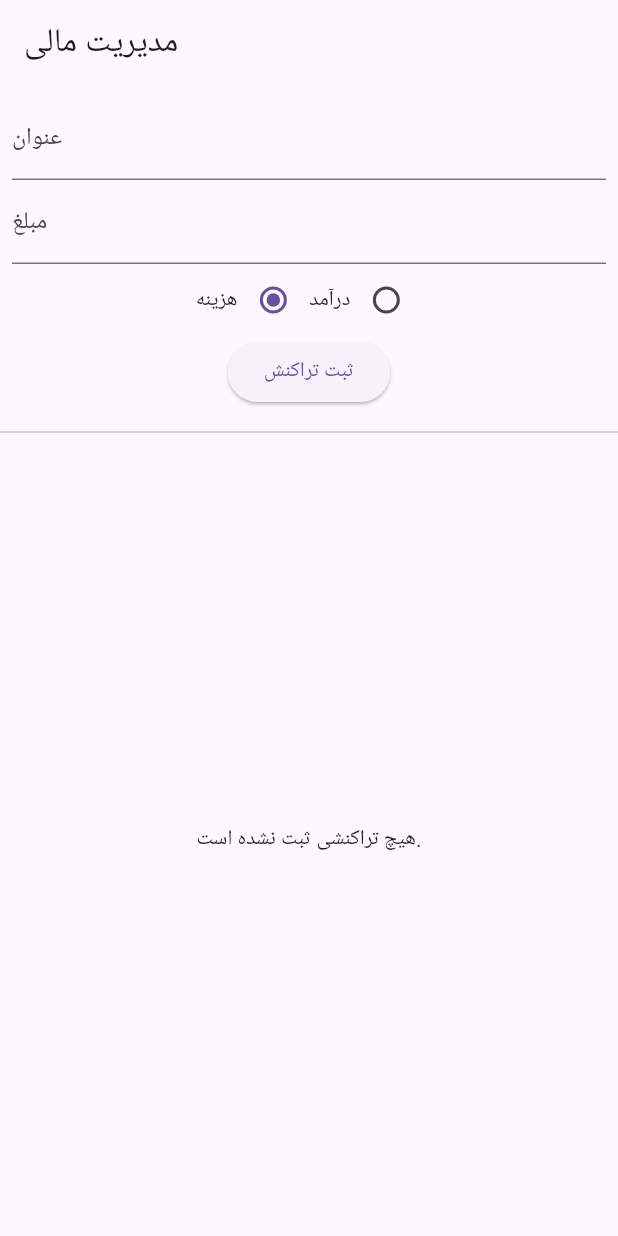
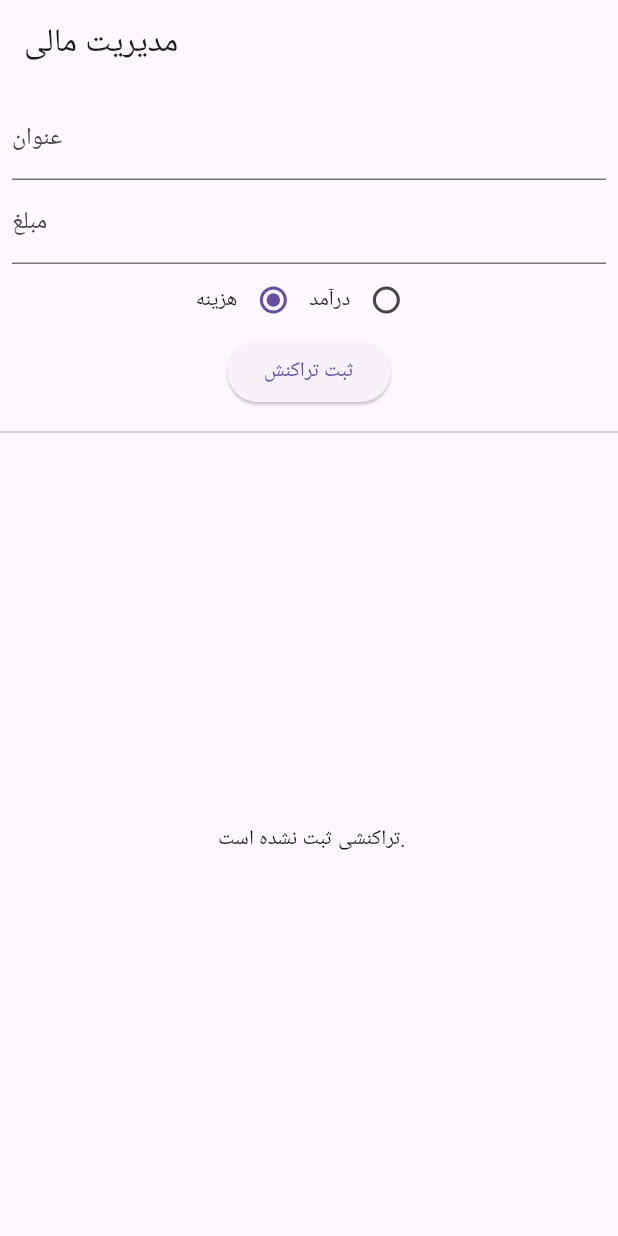
Before and after one commit to iamsaeedbm/flutter_drift_crud, a Flutter app: the screen it shows after launch, on a phone screen of 412 x 824 dp. Run offline on Flutter 3.47's test engine with Material 3 defaults, Android fonts, the phone set to English and light mode, and no system bars; our stand-ins replace drift; accounts and stored records are empty; generated files the repository leaves out were written again.

Commit message:
modify home page

```diff
--- a/lib/main.dart
+++ b/lib/main.dart
@@ -110,7 +110,7 @@ class _HomePageState extends State<HomePage> {
                 }
                 final transactions = snapshot.data ?? [];
                 if (transactions.isEmpty) {
-                  return Center(child: Text('هیچ تراکنشی ثبت نشده است.'));
+                  return Center(child: Text(' تراکنشی ثبت نشده است.'));
                 }
 
                 return ListView.builder(
```
